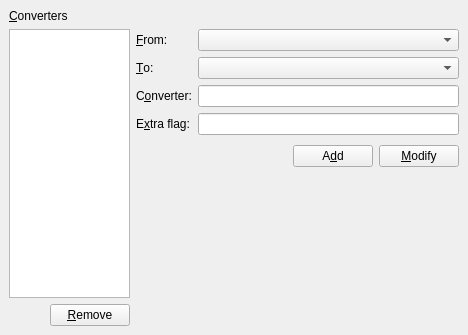
Above: src/frontends/qt4/ui/QPrefConvertersUi.ui from cburschka/lyx before the change. Below: the same form after it.
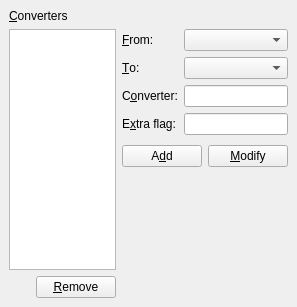
That is the form after the change.

Patch:
```diff
--- a/src/frontends/qt4/ui/QPrefConvertersUi.ui
+++ b/src/frontends/qt4/ui/QPrefConvertersUi.ui
@@ -8,8 +8,8 @@
    <rect>
     <x>0</x>
     <y>0</y>
-    <width>468</width>
-    <height>335</height>
+    <width>297</width>
+    <height>307</height>
    </rect>
   </property>
   <property name="windowTitle" >
@@ -22,36 +22,20 @@
    <property name="spacing" >
     <number>6</number>
    </property>
-   <item rowspan="7" row="1" column="3" >
+   <item rowspan="3" row="1" column="2" >
     <spacer>
      <property name="orientation" >
       <enum>Qt::Horizontal</enum>
      </property>
      <property name="sizeHint" >
       <size>
-       <width>40</width>
-       <height>291</height>
+       <width>20</width>
+       <height>231</height>
       </size>
      </property>
     </spacer>
    </item>
-   <item row="6" column="1" colspan="2" >
-    <spacer>
-     <property name="orientation" >
-      <enum>Qt::Vertical</enum>
-     </property>
-     <property name="sizeType" >
-      <enum>QSizePolicy::Expanding</enum>
-     </property>
-     <property name="sizeHint" >
-      <size>
-       <width>323</width>
-       <height>71</height>
-      </size>
-     </property>
-    </spacer>
-   </item>
-   <item row="5" column="1" colspan="2" >
+   <item row="2" column="1" >
     <layout class="QHBoxLayout" >
      <property name="margin" >
       <number>0</number>
@@ -69,7 +53,7 @@
        </property>
        <property name="sizeHint" >
         <size>
-         <width>111</width>
+         <width>97</width>
          <height>31</height>
         </size>
        </property>
@@ -91,8 +75,45 @@
      </item>
     </layout>
    </item>
-   <item row="1" column="2" >
-    <widget class="QComboBox" name="converterFromCO" >
+   <item row="3" column="1" >
+    <spacer>
+     <property name="orientation" >
+      <enum>Qt::Vertical</enum>
+     </property>
+     <property name="sizeType" >
+      <enum>QSizePolicy::Expanding</enum>
+     </property>
+     <property name="sizeHint" >
+      <size>
+       <width>121</width>
+       <height>112</height>
+      </size>
+     </property>
+    </spacer>
+   </item>
+   <item row="1" column="1" >
+    <layout class="QGridLayout" >
+     <property name="margin" >
+      <number>0</number>
+     </property>
+     <property name="spacing" >
+      <number>6</number>
+     </property>
+     <item row="0" column="0" >
+      <widget class="QLabel" name="converterFromLA" >
+       <property name="text" >
+        <string>&amp;From:</string>
+       </property>
+       <property name="buddy" >
+        <cstring>converterFromCO</cstring>
+       </property>
+      </widget>
+     </item>
+     <item row="3" column="1" >
+      <widget class="QLineEdit" name="converterFlagED" />
+     </item>
+     <item row="1" column="1" >
+      <widget class="QComboBox" name="converterToCO" >
      <property name="sizePolicy" >
       <sizepolicy>
        <hsizetype>3</hsizetype>
@@ -103,7 +124,17 @@
      </property>
     </widget>
    </item>
-   <item row="3" column="1" >
+     <item row="3" column="0" >
+      <widget class="QLabel" name="converterFlagLA" >
+       <property name="text" >
+        <string>E&amp;xtra flag:</string>
+       </property>
+       <property name="buddy" >
+        <cstring>converterFlagED</cstring>
+       </property>
+      </widget>
+     </item>
+     <item row="2" column="0" >
     <widget class="QLabel" name="converterLA" >
      <property name="text" >
       <string>C&amp;onverter:</string>
@@ -113,19 +144,7 @@
      </property>
     </widget>
    </item>
-   <item row="2" column="2" >
-    <widget class="QComboBox" name="converterToCO" >
-     <property name="sizePolicy" >
-      <sizepolicy>
-       <hsizetype>3</hsizetype>
-       <vsizetype>0</vsizetype>
-       <horstretch>0</horstretch>
-       <verstretch>0</verstretch>
-      </sizepolicy>
-     </property>
-    </widget>
-   </item>
-   <item row="2" column="1" >
+     <item row="1" column="0" >
     <widget class="QLabel" name="converterToLA" >
      <property name="toolTip" >
       <string>&lt;html>&lt;head>&lt;meta name="qrichtext" content="1" />&lt;/head>&lt;body style=" white-space: pre-wrap; font-family:Sans Serif; font-size:9pt; font-weight:400; font-style:normal; text-decoration:none;">&lt;p style=" margin-top:0px; margin-bottom:0px; margin-left:0px; margin-right:0px; -qt-block-indent:0; text-indent:0px;">[[as in 'From format x to format y']]&lt;/p>&lt;/body>&lt;/html></string>
@@ -138,28 +157,13 @@
      </property>
     </widget>
    </item>
-   <item row="1" column="1" >
-    <widget class="QLabel" name="converterFromLA" >
-     <property name="text" >
-      <string>&amp;From:</string>
-     </property>
-     <property name="buddy" >
-      <cstring>converterFromCO</cstring>
-     </property>
-    </widget>
-   </item>
-   <item row="3" column="2" >
+     <item row="0" column="1" >
+      <widget class="QComboBox" name="converterFromCO" />
+     </item>
+     <item row="2" column="1" >
     <widget class="QLineEdit" name="converterED" />
    </item>
-   <item row="4" column="1" >
-    <widget class="QLabel" name="converterFlagLA" >
-     <property name="text" >
-      <string>E&amp;xtra flag:</string>
-     </property>
-     <property name="buddy" >
-      <cstring>converterFlagED</cstring>
-     </property>
-    </widget>
+    </layout>
    </item>
    <item row="0" column="0" >
     <widget class="QLabel" name="formatsLA_2" >
@@ -171,7 +175,7 @@
      </property>
     </widget>
    </item>
-   <item row="7" column="0" >
+   <item row="4" column="0" >
     <layout class="QHBoxLayout" >
      <property name="margin" >
       <number>0</number>
@@ -204,12 +208,9 @@
      </item>
     </layout>
    </item>
-   <item rowspan="6" row="1" column="0" >
+   <item rowspan="3" row="1" column="0" >
     <widget class="QListWidget" name="convertersLW" />
    </item>
-   <item row="4" column="2" >
-    <widget class="QLineEdit" name="converterFlagED" />
-   </item>
   </layout>
  </widget>
  <pixmapfunction></pixmapfunction>
```
Lines whose indentation alone changed are shown as unchanged.
